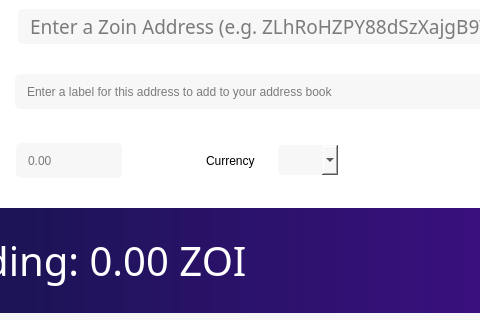
First picture: the form in src/qt/forms/sendcoinsdialog.ui, repository noirofficial/noir, before the edit; both pictures show x 205 to 685 and y 189 to 509 of the 1004 by 900 pixel window.
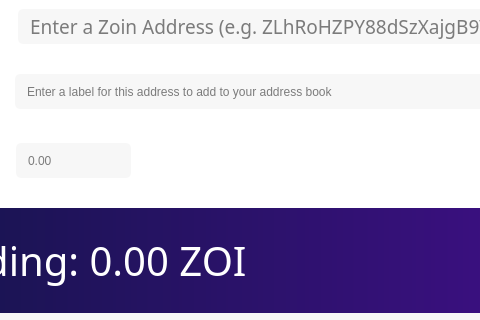
Second picture: the form after the edit. Icons and pictures are not drawn. Custom widgets are drawn as their Qt base class.

The edit to the form file:
```diff
--- a/src/qt/forms/sendcoinsdialog.ui
+++ b/src/qt/forms/sendcoinsdialog.ui
@@ -356,39 +356,20 @@
                <number>2</number>
               </property>
               <property name="text">
-               <string> SPACE</string>
+               <string> SPACER for this text</string>
               </property>
              </widget>
             </item>
             <item>
              <widget class="QLabel" name="label_8">
+              <property name="styleSheet">
+               <string notr="true">color:white;</string>
+              </property>
               <property name="text">
                <string>Currency </string>
               </property>
              </widget>
             </item>
-            <item>
-             <widget class="QComboBox" name="ZoinMeasurements">
-              <property name="styleSheet">
-               <string notr="true">background-color:rgba(247, 247, 247, 250);
-height: 30px;
-border-radius:5px;
-border-style:solid;
-border-color:gray;
-border-width:thin;
-</string>
-              </property>
-              <property name="currentText">
-               <string/>
-              </property>
-              <property name="iconSize">
-               <size>
-                <width>0</width>
-                <height>0</height>
-               </size>
-              </property>
-             </widget>
-            </item>
             <item>
              <widget class="QLabel" name="label_2">
               <property name="styleSheet">
@@ -607,6 +588,19 @@
    </item>
   </layout>
  </widget>
+ <customwidgets>
+  <customwidget>
+   <class>QValidatedLineEdit</class>
+   <extends>QLineEdit</extends>
+   <header>qvalidatedlineedit.h</header>
+  </customwidget>
+  <customwidget>
+   <class>BitcoinAmountField</class>
+   <extends>QLineEdit</extends>
+   <header>bitcoinamountfield.h</header>
+   <container>1</container>
+  </customwidget>
+ </customwidgets>
  <resources/>
  <connections/>
 </ui>
```
Left out of the diff: 6 changed lines with no effect on the pictures.
